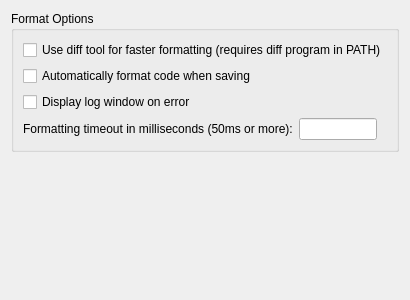
Qt form liteidex/src/plugins/golangfmt/golangfmtoption.ui (visualfc/liteide) before a commit.
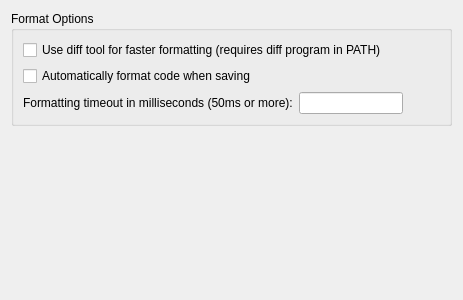
The same form after that commit.

What changed in the file:
```diff
--- a/liteidex/src/plugins/golangfmt/golangfmtoption.ui
+++ b/liteidex/src/plugins/golangfmt/golangfmtoption.ui
@@ -6,7 +6,7 @@
    <rect>
     <x>0</x>
     <y>0</y>
-    <width>400</width>
+    <width>463</width>
     <height>300</height>
    </rect>
   </property>
@@ -34,13 +34,6 @@
         </property>
        </widget>
       </item>
-      <item>
-       <widget class="QCheckBox" name="checkBoxAutoPopMessage">
-        <property name="text">
-         <string>Display log window on error</string>
-        </property>
-       </widget>
-      </item>
       <item>
        <layout class="QHBoxLayout" name="horizontalLayout">
         <item>
```
